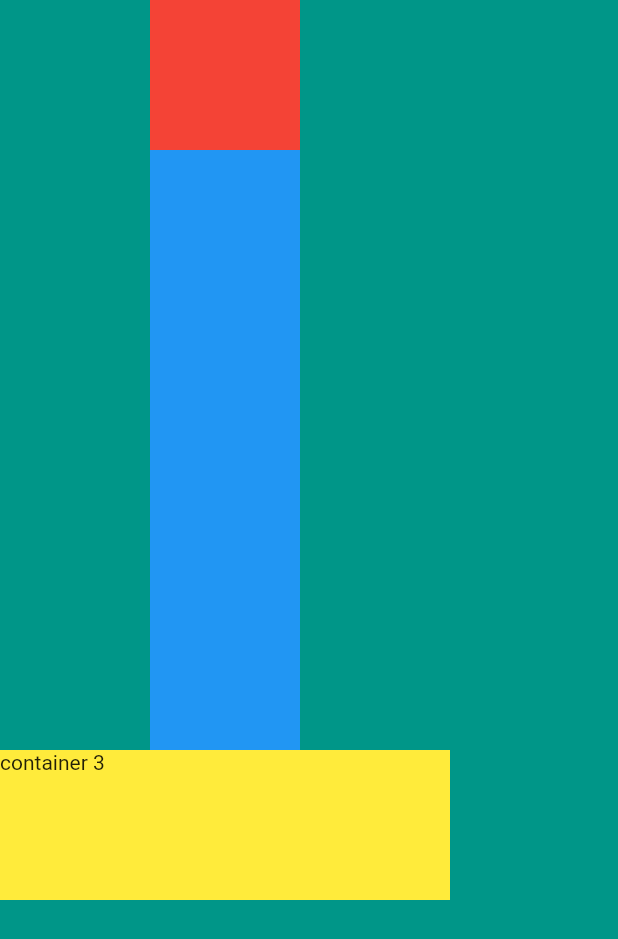
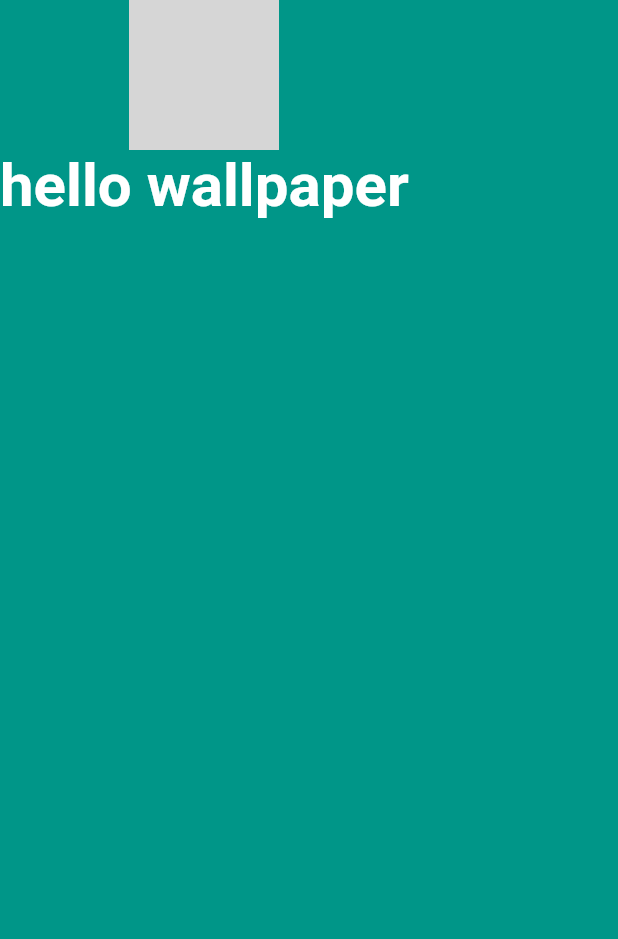
Before and after one commit to KYOHEI-jp/CardFlutter, a Flutter app: the screen it shows after launch, on a phone screen of 412 x 824 dp. Shown: the top 939 px of the screen. Run offline on Flutter 3.47's test engine with Material 2 defaults, Android fonts, the phone set to English and light mode, and no system bars; grey boxes are pictures that could not be loaded.

Commit message:
待ち受けっぽいの作った

```diff
--- a/lib/main.dart
+++ b/lib/main.dart
@@ -13,25 +13,20 @@ class MyApp extends StatelessWidget {
         body: SafeArea(
           child: Column(
             children: <Widget>[
-              Container(
-                width: 100,
-                height: 100,
-                color: Colors.red,
+              CircleAvatar(
+                radius: 50.0,
+                backgroundImage: AssetImage('Images/prac.png'),
               ),
-              Container(
-                width: 100,
-                height: 400,
-                color: Colors.blue,
-              ),
-              Container(
-                child: Text("container 3"),
-                width: 300,
-                height: 100,
-                color: Colors.yellow,
+              Text(
+                "hello wallpaper",
+                style: TextStyle(
+                  fontSize: 40,
+                  color: Colors.white,
+                  fontWeight: FontWeight.bold
+                ),
               )
             ],
-          ),
-        ),
+          )),
       ),
     );
   }
```
Also changed, not shown: pubspec.yaml (+2 -48 lines), Images/prac.png (added).
